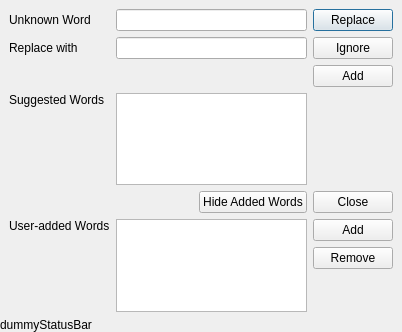
Above: src/spellerdialog.ui from texstudio-org/texstudio before the change. Below: the same form after it.
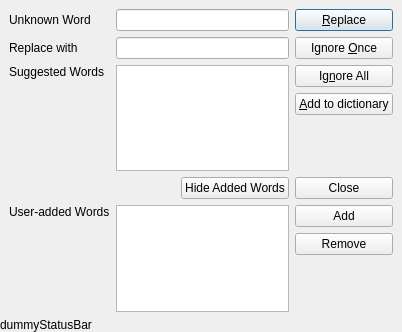
That is the form after the change. Icons and pictures are not drawn.

Commit message:
use ignore once/ignore all in speller gui
ignore are not permanent

What changed in the file:
```diff
--- a/src/spellerdialog.ui
+++ b/src/spellerdialog.ui
@@ -74,7 +74,7 @@
      <item row="2" column="2">
       <widget class="QPushButton" name="pushButtonReplace">
        <property name="text">
-        <string>Replace</string>
+        <string>&amp;Replace</string>
        </property>
        <property name="default">
         <bool>true</bool>
@@ -84,14 +84,7 @@
      <item row="3" column="2">
       <widget class="QPushButton" name="pushButtonIgnore">
        <property name="text">
-        <string>Ignore</string>
-       </property>
-      </widget>
-     </item>
-     <item row="4" column="2">
-      <widget class="QPushButton" name="pushButtonAlwaysIgnore">
-       <property name="text">
-        <string>Add</string>
+        <string>Ignore &amp;Once</string>
        </property>
       </widget>
      </item>
@@ -183,6 +176,37 @@
        </item>
       </layout>
      </item>
+     <item row="6" column="2">
+      <layout class="QVBoxLayout" name="verticalLayout_2">
+       <item>
+        <widget class="QPushButton" name="pushButtonIgnoreAll">
+         <property name="text">
+          <string>Ig&amp;nore All</string>
+         </property>
+        </widget>
+       </item>
+       <item>
+        <widget class="QPushButton" name="pushButtonAlwaysIgnore">
+         <property name="text">
+          <string>&amp;Add to dictionary</string>
+         </property>
+        </widget>
+       </item>
+       <item>
+        <spacer name="verticalSpacer">
+         <property name="orientation">
+          <enum>Qt::Vertical</enum>
+         </property>
+         <property name="sizeHint" stdset="0">
+          <size>
+           <width>20</width>
+           <height>40</height>
+          </size>
+         </property>
+        </spacer>
+       </item>
+      </layout>
+     </item>
     </layout>
    </item>
    <item>
```
Left out of the diff: 4 changed lines with no effect on the pictures. The commit also changes 4 other files.
